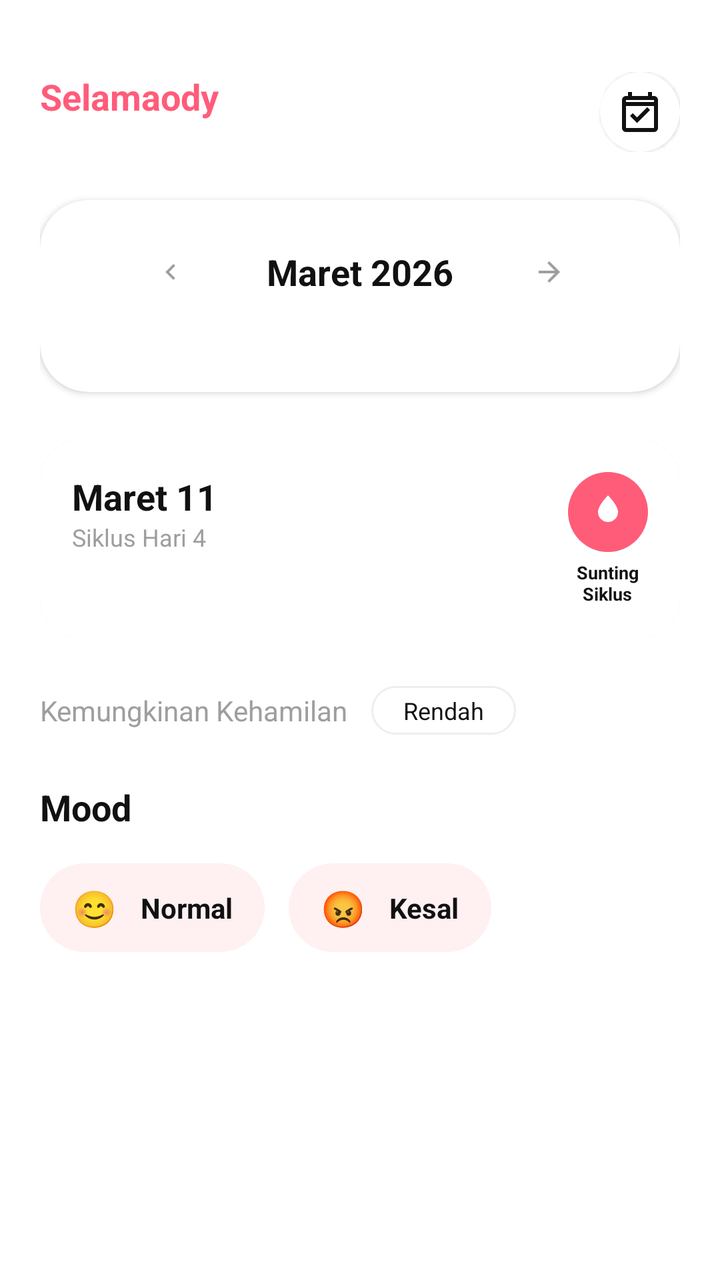
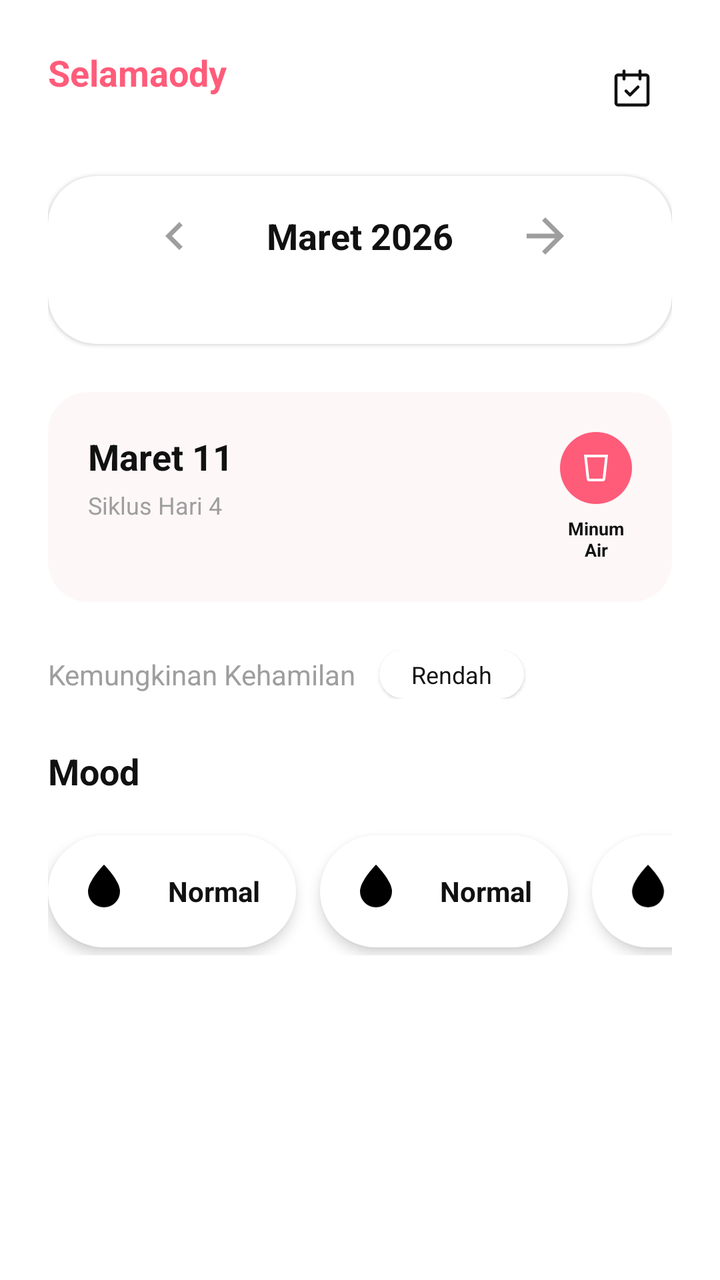

Before-and-after screenshots of an Android layout around one commit, followed by the original layout XML and the change that was made.
<!-- AndroidManifest.xml: application theme Theme.TrackerSiklusMenstruasi -->
<!-- res/layout/fragment_calendar.xml -->
<?xml version="1.0" encoding="utf-8"?>
<androidx.constraintlayout.widget.ConstraintLayout xmlns:android="http://schemas.android.com/apk/res/android"
    xmlns:app="http://schemas.android.com/apk/res-auto"
    android:layout_width="match_parent"
    android:layout_height="match_parent"
    android:background="@color/white">

    <androidx.core.widget.NestedScrollView
        android:layout_width="match_parent"
        android:layout_height="0dp"
        android:fillViewport="true"
        android:clipToPadding="false"
        android:paddingBottom="100dp"
        app:layout_constraintBottom_toBottomOf="parent"
        app:layout_constraintTop_toTopOf="parent">

        <LinearLayout
            android:layout_width="match_parent"
            android:layout_height="wrap_content"
            android:orientation="vertical"
            android:padding="20dp">

            
            <RelativeLayout
                android:layout_width="match_parent"
                android:layout_height="wrap_content"
                android:layout_marginTop="16dp">
                <TextView
                    android:id="@+id/tvUserName"
                    android:layout_width="wrap_content"
                    android:layout_height="wrap_content"
                    android:text="Selamaody"
                    android:textColor="@color/pink_main"
                    android:textSize="18sp"
                    android:textStyle="bold" />
                <ImageButton
                    android:id="@+id/btnEditPeriod"
                    android:layout_width="40dp"
                    android:layout_height="40dp"
                    android:layout_alignParentEnd="true"
                    android:background="@drawable/bg_circle_white"
                    android:elevation="1dp"
                    android:src="@drawable/ic_calendar"
                    app:tint="@color/black"
                    android:contentDescription="Calendar Icon" />
            </RelativeLayout>

            
            <androidx.cardview.widget.CardView
                android:layout_width="match_parent"
                android:layout_height="wrap_content"
                android:layout_marginTop="24dp"
                app:cardCornerRadius="24dp"
                app:cardElevation="2dp"
                app:cardBackgroundColor="@color/white">

                <LinearLayout
                    android:layout_width="match_parent"
                    android:layout_height="wrap_content"
                    android:orientation="vertical"
                    android:padding="20dp">

                    <LinearLayout
                        android:layout_width="match_parent"
                        android:layout_height="wrap_content"
                        android:gravity="center"
                        android:orientation="horizontal">
                        <ImageView
                            android:id="@+id/btnPrevMonth"
                            android:layout_width="32dp"
                            android:layout_height="32dp"
                            android:src="@drawable/ic_back"
                            app:tint="@color/gray"
                            android:background="@drawable/bg_circle_white"
                            android:padding="8dp"
                            android:clickable="true"
                            android:focusable="true" />
                        <TextView
                            android:id="@+id/tvMonthYear"
                            android:layout_width="wrap_content"
                            android:layout_height="wrap_content"
                            android:layout_marginHorizontal="32dp"
                            android:text="Maret 2026"
                            android:textColor="@color/black"
                            android:textSize="18sp"
                            android:textStyle="bold" />
                        <ImageView
                            android:id="@+id/btnNextMonth"
                            android:layout_width="32dp"
                            android:layout_height="32dp"
                            android:src="@drawable/ic_next"
                            app:tint="@color/gray"
                            android:background="@drawable/bg_circle_white"
                            android:padding="8dp"
                            android:clickable="true"
                            android:focusable="true" />
                    </LinearLayout>

                    <GridLayout
                        android:id="@+id/gridCalendar"
                        android:layout_width="match_parent"
                        android:layout_height="wrap_content"
                        android:layout_marginTop="24dp"
                        android:columnCount="7">
                        
                    </GridLayout>
                </LinearLayout>
            </androidx.cardview.widget.CardView>

            
            <androidx.cardview.widget.CardView
                android:layout_width="match_parent"
                android:layout_height="wrap_content"
                android:layout_marginTop="24dp"
                app:cardCornerRadius="20dp"
                app:cardElevation="1dp"
                app:cardBackgroundColor="@color/white">

                <RelativeLayout
                    android:layout_width="match_parent"
                    android:layout_height="wrap_content"
                    android:padding="16dp">
                    <LinearLayout
                        android:layout_width="wrap_content"
                        android:layout_height="wrap_content"
                        android:orientation="vertical">
                        <TextView
                            android:id="@+id/tvSelectedDate"
                            android:layout_width="wrap_content"
                            android:layout_height="wrap_content"
                            android:text="Maret 11"
                            android:textColor="@color/black"
                            android:textSize="18sp"
                            android:textStyle="bold" />
                        <TextView
                            android:id="@+id/tvCycleDay"
                            android:layout_width="wrap_content"
                            android:layout_height="wrap_content"
                            android:text="Siklus Hari 4"
                            android:textColor="@color/gray"
                            android:textSize="12sp" />
                    </LinearLayout>

                    <LinearLayout
                        android:id="@+id/btnSuntingSiklus"
                        android:layout_width="wrap_content"
                        android:layout_height="wrap_content"
                        android:layout_alignParentEnd="true"
                        android:gravity="center"
                        android:orientation="vertical"
                        android:clickable="true"
                        android:focusable="true"
                        android:background="?attr/selectableItemBackground">
                        <FrameLayout
                            android:layout_width="40dp"
                            android:layout_height="40dp"
                            android:background="@drawable/bg_circle_pink">
                            <ImageView
                                android:layout_width="20dp"
                                android:layout_height="20dp"
                                android:layout_gravity="center"
                                android:src="@drawable/ic_drop"
                                app:tint="@color/white" />
                        </FrameLayout>
                        <TextView
                            android:layout_width="wrap_content"
                            android:layout_height="wrap_content"
                            android:layout_marginTop="4dp"
                            android:text="Sunting\nSiklus"
                            android:textAlignment="center"
                            android:textColor="@color/black"
                            android:textSize="9sp"
                            android:textStyle="bold" />
                    </LinearLayout>
                </RelativeLayout>
            </androidx.cardview.widget.CardView>

            
            <LinearLayout
                android:layout_width="match_parent"
                android:layout_height="wrap_content"
                android:layout_marginTop="24dp"
                android:gravity="center_vertical"
                android:orientation="horizontal">
                <TextView
                    android:layout_width="wrap_content"
                    android:layout_height="wrap_content"
                    android:text="Kemungkinan Kehamilan"
                    android:textColor="@color/gray"
                    android:textSize="14sp" />
                <TextView
                    android:id="@+id/tvLikelihoodStatus"
                    android:layout_width="wrap_content"
                    android:layout_height="wrap_content"
                    android:layout_marginStart="12dp"
                    android:background="@drawable/bg_button_white_outline"
                    android:paddingHorizontal="16dp"
                    android:paddingVertical="4dp"
                    android:text="Rendah"
                    android:textColor="@color/black"
                    android:textSize="12sp" />
            </LinearLayout>

            
            <TextView
                android:layout_width="wrap_content"
                android:layout_height="wrap_content"
                android:layout_marginTop="24dp"
                android:text="Mood"
                android:textColor="@color/black"
                android:textSize="18sp"
                android:textStyle="bold" />

            
            <LinearLayout
                android:layout_width="match_parent"
                android:layout_height="wrap_content"
                android:orientation="horizontal"
                android:layout_marginTop="16dp">
                <LinearLayout
                    android:layout_width="wrap_content"
                    android:layout_height="wrap_content"
                    android:background="@drawable/bg_pill_pink_light"
                    android:paddingHorizontal="16dp"
                    android:paddingVertical="10dp"
                    android:gravity="center_vertical">
                    <TextView android:layout_width="wrap_content" android:layout_height="wrap_content" android:text="😊" android:textSize="18sp" />
                    <TextView android:layout_width="wrap_content" android:layout_height="wrap_content" android:layout_marginStart="12dp" android:text="Normal" android:textColor="@color/black" android:textStyle="bold" />
                </LinearLayout>
                <LinearLayout
                    android:layout_width="wrap_content"
                    android:layout_height="wrap_content"
                    android:layout_marginStart="12dp"
                    android:background="@drawable/bg_pill_pink_light"
                    android:paddingHorizontal="16dp"
                    android:paddingVertical="10dp"
                    android:gravity="center_vertical">
                    <TextView android:layout_width="wrap_content" android:layout_height="wrap_content" android:text="😡" android:textSize="18sp" />
                    <TextView android:layout_width="wrap_content" android:layout_height="wrap_content" android:layout_marginStart="12dp" android:text="Kesal" android:textColor="@color/black" android:textStyle="bold" />
                </LinearLayout>
            </LinearLayout>

        </LinearLayout>
    </androidx.core.widget.NestedScrollView>

</androidx.constraintlayout.widget.ConstraintLayout>
<!-- resources referenced by this layout -->
<resources>
  <color name="black">#111111</color>
  <color name="gray">#9E9E9E</color>
  <color name="pink_main">#FF5C7A</color>
  <color name="white">#FFFFFF</color>
  <!-- drawable bg_button_white_outline (drawable) -->
  <?xml version="1.0" encoding="utf-8"?>
  <ripple xmlns:android="http://schemas.android.com/apk/res/android"
      android:color="#10000000">
      <item>
          <shape android:shape="rectangle">
              <solid android:color="@android:color/white" />
              <stroke
                  android:width="1dp"
                  android:color="@color/stroke" />
              <corners android:radius="30dp" />
          </shape>
      </item>
  </ripple>
  <!-- drawable bg_circle_pink (drawable) -->
  <?xml version="1.0" encoding="utf-8"?>
  <shape xmlns:android="http://schemas.android.com/apk/res/android"
      android:shape="oval">
      <solid android:color="@color/pink_main" />
  </shape>
  <!-- drawable bg_circle_white (drawable) -->
  <?xml version="1.0" encoding="utf-8"?>
  <shape xmlns:android="http://schemas.android.com/apk/res/android"
      android:shape="oval">
      <solid android:color="@color/white" />
  </shape>
  <!-- drawable bg_pill_pink_light (drawable) -->
  <?xml version="1.0" encoding="utf-8"?>
  <shape xmlns:android="http://schemas.android.com/apk/res/android">
      <solid android:color="#FFF0F2" />
      <corners android:radius="24dp" />
  </shape>
  <!-- drawable ic_back (drawable) -->
  <vector xmlns:android="http://schemas.android.com/apk/res/android"
      android:width="24dp"
      android:height="24dp"
      android:viewportWidth="24"
      android:viewportHeight="24">
    <path
        android:fillColor="#111111"
        android:pathData="M15.41,7.41L14,6l-6,6 6,6 1.41,-1.41L10.83,12z"/>
  </vector>
  <!-- drawable ic_calendar (drawable) -->
  <vector xmlns:android="http://schemas.android.com/apk/res/android"
      android:width="24dp"
      android:height="24dp"
      android:viewportWidth="24"
      android:viewportHeight="24">
      <path
          android:fillColor="#000000"
          android:pathData="M19,4H18V2H16V4H8V2H6V4H5C3.89,4 3,4.9 3,6V20C3,21.1 3.89,22 5,22H19C20.11,22 21,21.1 21,20V6C21,4.9 20.11,4 19,4M19,20H5V9H19V20M5,7V6H19V7H5M10.5,17.5L7,14L8.41,12.59L10.5,14.67L15.59,9.58L17,11L10.5,17.5Z" />
  </vector>
  <!-- drawable ic_next (drawable) -->
  <vector xmlns:android="http://schemas.android.com/apk/res/android"
      android:width="24dp"
      android:height="24dp"
      android:viewportWidth="24"
      android:viewportHeight="24">
    <path
        android:fillColor="@android:color/white"
        android:pathData="M12,4l-1.41,1.41L16.17,11H4v2h12.17l-5.58,5.59L12,20l8,-8z"/>
  </vector>
  <style name="Theme.TrackerSiklusMenstruasi" parent="Base.Theme.TrackerSiklusMenstruasi">
          
          <item name="android:editTextColor">@color/pink_main</item>
          <item name="android:textColorPrimary">@color/pink_main</item>
      </style>
  <color name="stroke">#EEEEEE</color>
  <style name="Base.Theme.TrackerSiklusMenstruasi" parent="Theme.Material3.DayNight.NoActionBar">
          
          <item name="colorPrimary">@color/pink_main</item>
          <item name="colorControlNormal">@color/pink_main</item>
      </style>
  <!-- unchanged entries left out for length: 1 -->
</resources>

<!-- the commit's change to res/layout/fragment_calendar.xml (unified diff, before → after) -->
@@ -10,7 +10,7 @@
         android:layout_height="0dp"
         android:fillViewport="true"
         android:clipToPadding="false"
-        android:paddingBottom="100dp"
+        android:paddingBottom="120dp"
         app:layout_constraintBottom_toBottomOf="parent"
         app:layout_constraintTop_toTopOf="parent">
 
@@ -18,13 +18,13 @@
             android:layout_width="match_parent"
             android:layout_height="wrap_content"
             android:orientation="vertical"
-            android:padding="20dp">
+            android:paddingHorizontal="24dp">
 
             
             <RelativeLayout
                 android:layout_width="match_parent"
                 android:layout_height="wrap_content"
-                android:layout_marginTop="16dp">
+                android:layout_marginTop="24dp">
                 <TextView
                     android:id="@+id/tvUserName"
                     android:layout_width="wrap_content"
@@ -38,11 +38,9 @@
                     android:layout_width="40dp"
                     android:layout_height="40dp"
                     android:layout_alignParentEnd="true"
-                    android:background="@drawable/bg_circle_white"
-                    android:elevation="1dp"
+                    android:background="@android:color/transparent"
                     android:src="@drawable/ic_calendar"
-                    app:tint="@color/black"
-                    android:contentDescription="Calendar Icon" />
+                    app:tint="@color/black" />
             </RelativeLayout>
 
             
@@ -51,14 +49,14 @@
                 android:layout_height="wrap_content"
                 android:layout_marginTop="24dp"
                 app:cardCornerRadius="24dp"
-                app:cardElevation="2dp"
+                app:cardElevation="1dp"
                 app:cardBackgroundColor="@color/white">
 
                 <LinearLayout
                     android:layout_width="match_parent"
                     android:layout_height="wrap_content"
                     android:orientation="vertical"
-                    android:padding="20dp">
+                    android:padding="16dp">
 
                     <LinearLayout
                         android:layout_width="match_parent"
@@ -67,14 +65,10 @@
                         android:orientation="horizontal">
                         <ImageView
                             android:id="@+id/btnPrevMonth"
-                            android:layout_width="32dp"
-                            android:layout_height="32dp"
+                            android:layout_width="28dp"
+                            android:layout_height="28dp"
                             android:src="@drawable/ic_back"
-                            app:tint="@color/gray"
-                            android:background="@drawable/bg_circle_white"
-                            android:padding="8dp"
-                            android:clickable="true"
-                            android:focusable="true" />
+                            app:tint="@color/gray" />
                         <TextView
                             android:id="@+id/tvMonthYear"
                             android:layout_width="wrap_content"
@@ -86,14 +80,10 @@
                             android:textStyle="bold" />
                         <ImageView
                             android:id="@+id/btnNextMonth"
-                            android:layout_width="32dp"
-                            android:layout_height="32dp"
+                            android:layout_width="28dp"
+                            android:layout_height="28dp"
                             android:src="@drawable/ic_next"
-                            app:tint="@color/gray"
-                            android:background="@drawable/bg_circle_white"
-                            android:padding="8dp"
-                            android:clickable="true"
-                            android:focusable="true" />
+                            app:tint="@color/gray" />
                     </LinearLayout>
 
                     <GridLayout
@@ -101,9 +91,7 @@
                         android:layout_width="match_parent"
                         android:layout_height="wrap_content"
                         android:layout_marginTop="24dp"
-                        android:columnCount="7">
-                        
-                    </GridLayout>
+                        android:columnCount="7" />
                 </LinearLayout>
             </androidx.cardview.widget.CardView>
 
@@ -113,13 +101,13 @@
                 android:layout_height="wrap_content"
                 android:layout_marginTop="24dp"
                 app:cardCornerRadius="20dp"
-                app:cardElevation="1dp"
-                app:cardBackgroundColor="@color/white">
+                app:cardElevation="0dp"
+                app:cardBackgroundColor="#FDF7F8">
 
                 <RelativeLayout
                     android:layout_width="match_parent"
                     android:layout_height="wrap_content"
-                    android:padding="16dp">
+                    android:padding="20dp">
                     <LinearLayout
                         android:layout_width="wrap_content"
                         android:layout_height="wrap_content"
@@ -136,37 +124,31 @@
                             android:id="@+id/tvCycleDay"
                             android:layout_width="wrap_content"
                             android:layout_height="wrap_content"
+                            android:layout_marginTop="4dp"
                             android:text="Siklus Hari 4"
                             android:textColor="@color/gray"
                             android:textSize="12sp" />
                     </LinearLayout>
 
                     <LinearLayout
-                        android:id="@+id/btnSuntingSiklus"
+                        android:id="@+id/btnWaterIntake"
                         android:layout_width="wrap_content"
                         android:layout_height="wrap_content"
                         android:layout_alignParentEnd="true"
                         android:gravity="center"
-                        android:orientation="vertical"
-                        android:clickable="true"
-                        android:focusable="true"
-                        android:background="?attr/selectableItemBackground">
-                        <FrameLayout
-                            android:layout_width="40dp"
-                            android:layout_height="40dp"
-                            android:background="@drawable/bg_circle_pink">
-                            <ImageView
-                                android:layout_width="20dp"
-                                android:layout_height="20dp"
-                                android:layout_gravity="center"
-                                android:src="@drawable/ic_drop"
-                                app:tint="@color/white" />
-                        </FrameLayout>
-                        <TextView
-                            android:layout_width="wrap_content"
-                            android:layout_height="wrap_content"
-                            android:layout_marginTop="4dp"
-                            android:text="Sunting\nSiklus"
+                        android:orientation="vertical">
+                        <ImageView
+                            android:layout_width="36dp"
+                            android:layout_height="36dp"
+                            android:background="@drawable/bg_circle_pink"
+                            android:padding="10dp"
+                            android:src="@drawable/ic_glass"
+                            app:tint="@color/white" />
+                        <TextView
+                            android:layout_width="wrap_content"
+                            android:layout_height="wrap_content"
+                            android:layout_marginTop="6dp"
+                            android:text="Minum\nAir"
                             android:textAlignment="center"
                             android:textColor="@color/black"
                             android:textSize="9sp"
@@ -175,13 +157,11 @@
                 </RelativeLayout>
             </androidx.cardview.widget.CardView>
 
-            
             <LinearLayout
                 android:layout_width="match_parent"
                 android:layout_height="wrap_content"
                 android:layout_marginTop="24dp"
-                android:gravity="center_vertical"
-                android:orientation="horizontal">
+                android:gravity="center_vertical">
                 <TextView
                     android:layout_width="wrap_content"
                     android:layout_height="wrap_content"
@@ -193,7 +173,8 @@
                     android:layout_width="wrap_content"
                     android:layout_height="wrap_content"
                     android:layout_marginStart="12dp"
-                    android:background="@drawable/bg_button_white_outline"
+                    android:background="@drawable/bg_pill_white"
+                    android:elevation="1dp"
                     android:paddingHorizontal="16dp"
                     android:paddingVertical="4dp"
                     android:text="Rendah"
@@ -212,35 +193,75 @@
                 android:textStyle="bold" />
 
             
-            <LinearLayout
-                android:layout_width="match_parent"
-                android:layout_height="wrap_content"
-                android:orientation="horizontal"
-                android:layout_marginTop="16dp">
+            <HorizontalScrollView
+                android:layout_width="match_parent"
+                android:layout_height="wrap_content"
+                android:layout_marginTop="16dp"
+                android:scrollbars="none">
                 <LinearLayout
-                    android:layout_width="wrap_content"
-                    android:layout_height="wrap_content"
-                    android:background="@drawable/bg_pill_pink_light"
-                    android:paddingHorizontal="16dp"
-                    android:paddingVertical="10dp"
-                    android:gravity="center_vertical">
-                    <TextView android:layout_width="wrap_content" android:layout_height="wrap_content" android:text="😊" android:textSize="18sp" />
-                    <TextView android:layout_width="wrap_content" android:layout_height="wrap_content" android:layout_marginStart="12dp" android:text="Normal" android:textColor="@color/black" android:textStyle="bold" />
+                    android:id="@+id/moodContainer"
+                    android:layout_width="wrap_content"
+                    android:layout_height="wrap_content"
+                    android:orientation="horizontal"
+                    android:paddingBottom="8dp">
+                    <include layout="@layout/item_log_pill" />
+                    <include layout="@layout/item_log_pill" />
+                    <include layout="@layout/item_log_pill" />
                 </LinearLayout>
-                <LinearLayout
-                    android:layout_width="wrap_content"
-                    android:layout_height="wrap_content"
-                    android:layout_marginStart="12dp"
-                    android:background="@drawable/bg_pill_pink_light"
-                    android:paddingHorizontal="16dp"
-                    android:paddingVertical="10dp"
-                    android:gravity="center_vertical">
-                    <TextView android:layout_width="wrap_content" android:layout_height="wrap_content" android:text="😡" android:textSize="18sp" />
-                    <TextView android:layout_width="wrap_content" android:layout_height="wrap_content" android:layout_marginStart="12dp" android:text="Kesal" android:textColor="@color/black" android:textStyle="bold" />
-                </LinearLayout>
-            </LinearLayout>
+            </HorizontalScrollView>
 
         </LinearLayout>
     </androidx.core.widget.NestedScrollView>
 
 </androidx.constraintlayout.widget.ConstraintLayout>
+<!-- res/layout/item_log_pill.xml (included above) -->
+<?xml version="1.0" encoding="utf-8"?>
+<LinearLayout xmlns:android="http://schemas.android.com/apk/res/android"
+    android:layout_width="wrap_content"
+    android:layout_height="56dp"
+    android:layout_marginEnd="12dp"
+    android:layout_marginVertical="4dp"
+    android:background="@drawable/bg_pill_white"
+    android:elevation="4dp"
+    android:gravity="center_vertical"
+    android:orientation="horizontal"
+    android:paddingStart="6dp"
+    android:paddingEnd="18dp"
+    android:clickable="true"
+    android:focusable="true">
+
+    <FrameLayout
+        android:id="@+id/flIconBg"
+        android:layout_width="44dp"
+        android:layout_height="44dp"
+        android:background="@drawable/bg_circle_white">
+
+        <ImageView
+            android:id="@+id/ivPillIcon"
+            android:layout_width="32dp"
+            android:layout_height="32dp"
+            android:layout_gravity="center"
+            android:scaleType="fitCenter"
+            android:src="@drawable/ic_drop" />
+
+        <TextView
+            android:id="@+id/tvPillEmoji"
+            android:layout_width="wrap_content"
+            android:layout_height="wrap_content"
+            android:layout_gravity="center"
+            android:textSize="22sp"
+            android:visibility="gone" />
+    </FrameLayout>
+
+    <TextView
+        android:id="@+id/tvPillText"
+        android:layout_width="wrap_content"
+        android:layout_height="wrap_content"
+        android:layout_marginStart="10dp"
+        android:text="Normal"
+        android:textColor="@color/black"
+        android:textSize="14sp"
+        android:textStyle="bold"
+        android:maxLines="1" />
+
+</LinearLayout>
<!-- resource entries referenced after the edit -->
@@ -4,20 +4,6 @@
   <color name="gray">#9E9E9E</color>
   <color name="pink_main">#FF5C7A</color>
   <color name="white">#FFFFFF</color>
-  <!-- drawable bg_button_white_outline (drawable) -->
-  <?xml version="1.0" encoding="utf-8"?>
-  <ripple xmlns:android="http://schemas.android.com/apk/res/android"
-      android:color="#10000000">
-      <item>
-          <shape android:shape="rectangle">
-              <solid android:color="@android:color/white" />
-              <stroke
-                  android:width="1dp"
-                  android:color="@color/stroke" />
-              <corners android:radius="30dp" />
-          </shape>
-      </item>
-  </ripple>
   <!-- drawable bg_circle_pink (drawable) -->
   <?xml version="1.0" encoding="utf-8"?>
   <shape xmlns:android="http://schemas.android.com/apk/res/android"
@@ -30,11 +16,11 @@
       android:shape="oval">
       <solid android:color="@color/white" />
   </shape>
-  <!-- drawable bg_pill_pink_light (drawable) -->
+  <!-- drawable bg_pill_white (drawable) -->
   <?xml version="1.0" encoding="utf-8"?>
   <shape xmlns:android="http://schemas.android.com/apk/res/android">
-      <solid android:color="#FFF0F2" />
-      <corners android:radius="24dp" />
+      <solid android:color="@color/white" />
+      <corners android:radius="100dp" />
   </shape>
   <!-- drawable ic_back (drawable) -->
   <vector xmlns:android="http://schemas.android.com/apk/res/android"
@@ -53,8 +39,33 @@
       android:viewportWidth="24"
       android:viewportHeight="24">
       <path
-          android:fillColor="#000000"
-          android:pathData="M19,4H18V2H16V4H8V2H6V4H5C3.89,4 3,4.9 3,6V20C3,21.1 3.89,22 5,22H19C20.11,22 21,21.1 21,20V6C21,4.9 20.11,4 19,4M19,20H5V9H19V20M5,7V6H19V7H5M10.5,17.5L7,14L8.41,12.59L10.5,14.67L15.59,9.58L17,11L10.5,17.5Z" />
+          android:strokeColor="#000000"
+          android:strokeLineCap="round"
+          android:strokeLineJoin="round"
+          android:strokeWidth="1.5"
+          android:pathData="M5,5.5 H19 C19.552,5.5 20,5.948 20,6.5 V19.5 C20,20.052 19.552,20.5 19,20.5 H5 C4.448,20.5 4,20.052 4,19.5 V6.5 C4,5.948 4.448,5.5 5,5.5 Z" />
+      <path
+          android:strokeColor="#000000"
+          android:strokeLineCap="round"
+          android:strokeLineJoin="round"
+          android:strokeWidth="1.5"
+          android:pathData="M8,3.5 V7.5 M16,3.5 V7.5" />
+      <path
+          android:strokeColor="#000000"
+          android:strokeLineCap="round"
+          android:strokeLineJoin="round"
+          android:strokeWidth="1.5"
+          android:pathData="M9,13.5 L11,15.5 L15,11.5" />
+  </vector>
+  <!-- drawable ic_glass (drawable) -->
+  <vector xmlns:android="http://schemas.android.com/apk/res/android"
+      android:width="24dp"
+      android:height="24dp"
+      android:viewportWidth="24"
+      android:viewportHeight="24">
+      <path
+          android:fillColor="#3DA9FF"
+          android:pathData="M3,2L5,20.23C5.13,21.23 5.97,22 7,22H17C18.03,22 18.87,21.23 19,20.23L21,2H3M17,20H7L5.22,4H18.78L17,20Z" />
   </vector>
   <!-- drawable ic_next (drawable) -->
   <vector xmlns:android="http://schemas.android.com/apk/res/android"
@@ -70,8 +81,11 @@
           
           <item name="android:editTextColor">@color/pink_main</item>
           <item name="android:textColorPrimary">@color/pink_main</item>
+          <item name="android:navigationBarColor">@android:color/transparent</item>
+          <item name="android:windowTranslucentNavigation">true</item>
+          <item name="android:statusBarColor">@android:color/transparent</item>
+          <item name="android:windowLightStatusBar">true</item>
       </style>
-  <color name="stroke">#EEEEEE</color>
   <style name="Base.Theme.TrackerSiklusMenstruasi" parent="Theme.Material3.DayNight.NoActionBar">
           
           <item name="colorPrimary">@color/pink_main</item>
